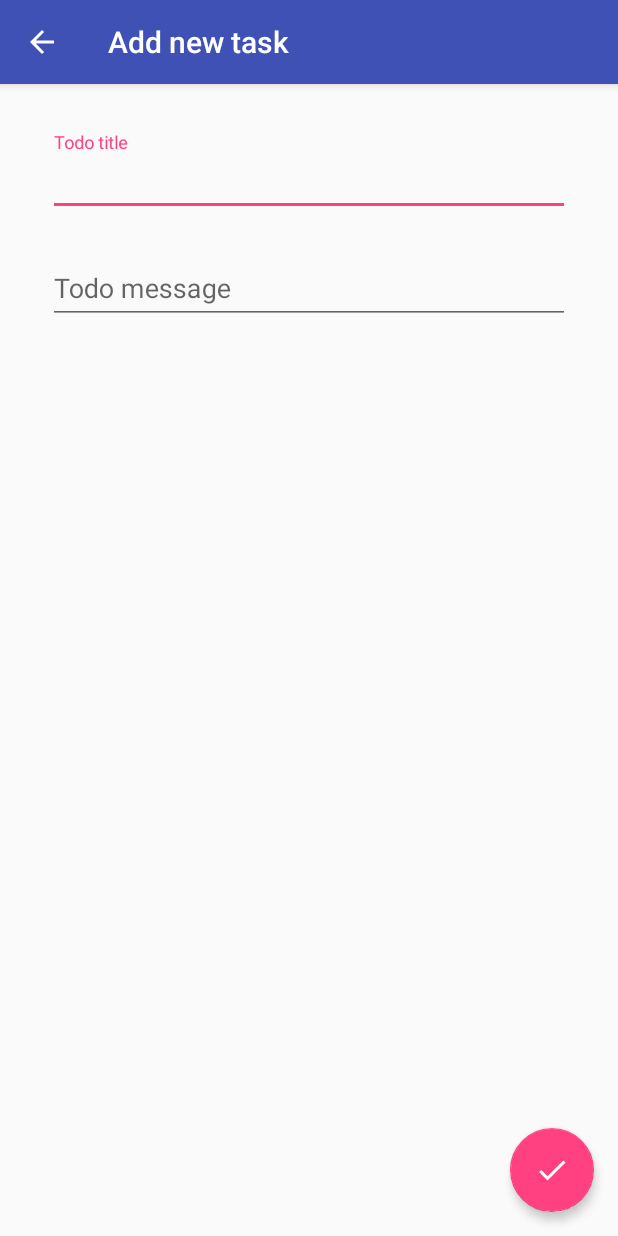
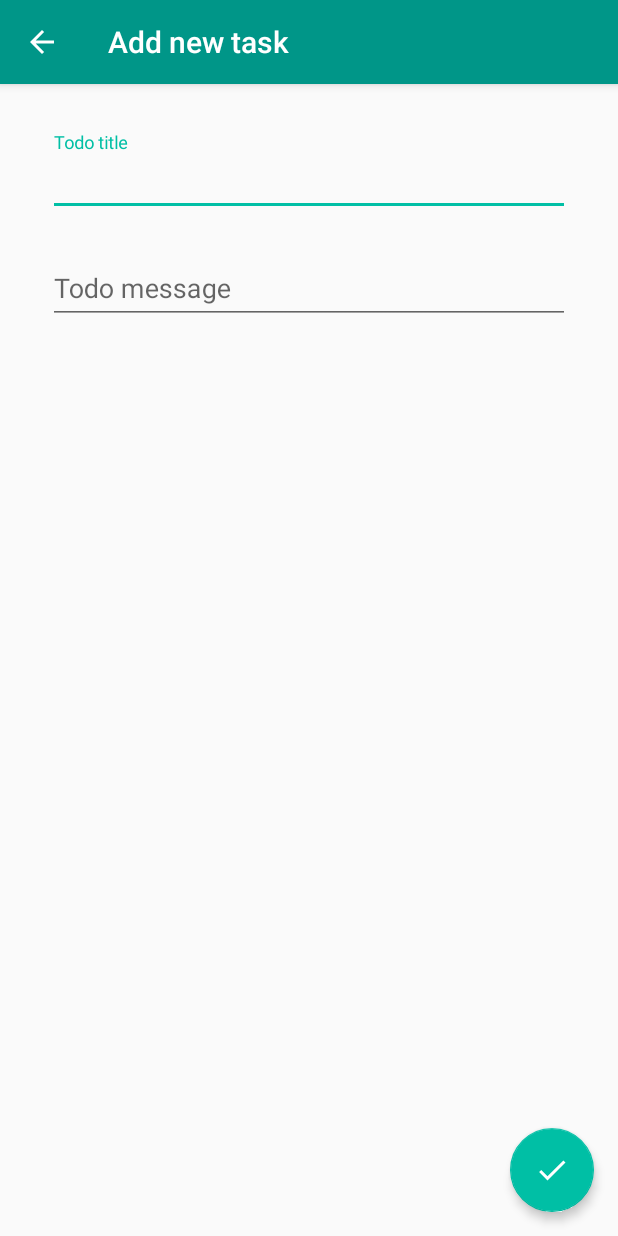
Before and after one commit to androidfanatic/K-Todo, an Android app: the AddActivity screen opened directly, with no data from a screen before it, on a phone screen of 412 x 824 dp. Run offline under Robolectric (Android 15) with nearby library versions, the phone set to English and light mode, and no system bars.

```diff
--- a/app/src/main/java/androidfanatic/ktodo/main/MainActivity.kt
+++ b/app/src/main/java/androidfanatic/ktodo/main/MainActivity.kt
@@ -39,7 +39,7 @@ class MainActivity(override val presenter: MainPresenter = MainPresenter()) : MV
         presenter.fetchList()
     }
 
-    override fun updateItems(items: List<Todo>){
+    override fun updateItems(items: MutableList<Todo>){
         todoAdapter.items = items
         todoAdapter.notifyDataSetChanged()
     }
--- a/app/src/main/java/androidfanatic/ktodo/main/MainPresenter.kt
+++ b/app/src/main/java/androidfanatic/ktodo/main/MainPresenter.kt
@@ -10,7 +10,7 @@ class MainPresenter : MVPPresenter<MainView>() {
         val items = getTodos()
         if (items.size > 0){
             items.map { it.title = it.title.capitalize() }
-            view?.updateItems(items)
+            view?.updateItems(items.toMutableList())
             view?.hideEmptyListLayout()
         } else {
             view?.showEmptyListLayout()
--- a/app/src/main/java/androidfanatic/ktodo/main/MainView.kt
+++ b/app/src/main/java/androidfanatic/ktodo/main/MainView.kt
@@ -4,7 +4,7 @@ import androidfanatic.ktodo.base.MVPView
 import androidfanatic.ktodo.model.Todo
 
 interface MainView: MVPView {
-    fun updateItems(items: List<Todo>)
     fun showEmptyListLayout()
     fun hideEmptyListLayout()
+    fun updateItems(items: MutableList<Todo>)
 }
--- a/app/src/main/java/androidfanatic/ktodo/model/Todo.kt
+++ b/app/src/main/java/androidfanatic/ktodo/model/Todo.kt
@@ -12,4 +12,5 @@ data class Todo(
 ) : SugarRecord() {
     fun widgetText() = String.format(" %s %s\r\n", if (done) "\u2714" else "\u2718", title)
     fun getTimeAddedString() = SimpleDateFormat().format(timeAdded)
+    fun titleFirstChar() = if (done) "\u2714" else title[0].toString()
 }
--- a/app/src/main/res/drawable/todo_divider.xml
+++ b/app/src/main/res/drawable/todo_divider.xml
@@ -1,5 +1,5 @@
 <?xml version="1.0" encoding="utf-8"?>
 <shape xmlns:android="http://schemas.android.com/apk/res/android" android:shape="rectangle">
-    <size android:height="1dp" />
+    <size android:height="@dimen/divider_height" />
     <solid android:color="#ddd" />
 </shape>
--- a/app/src/main/res/layout/activity_add.xml
+++ b/app/src/main/res/layout/activity_add.xml
@@ -11,13 +11,9 @@
     <LinearLayout
         android:layout_width="0dp"
         android:layout_height="wrap_content"
-        android:layout_marginEnd="16dp"
-        android:layout_marginLeft="16dp"
-        android:layout_marginRight="16dp"
-        android:layout_marginStart="16dp"
-        android:layout_marginTop="16dp"
+        android:layout_margin="@dimen/add_item_margin"
         android:orientation="vertical"
-        android:padding="16dp"
+        android:padding="@dimen/add_item_padding"
         app:layout_constraintLeft_toLeftOf="parent"
         app:layout_constraintRight_toRightOf="parent"
         app:layout_constraintTop_toTopOf="parent">
@@ -25,7 +21,7 @@
         <android.support.design.widget.TextInputLayout
             android:layout_width="match_parent"
             android:layout_height="wrap_content"
-            android:hint="Todo title">
+            android:hint="@string/todo_title">
 
             <android.support.design.widget.TextInputEditText
                 android:id="@+id/addTodoTitle"
@@ -39,20 +35,18 @@
 
         <android.support.v4.widget.Space
             android:layout_width="match_parent"
-            android:layout_height="16dp"/>
+            android:layout_height="@dimen/add_item_vertical_space"/>
 
         <android.support.design.widget.TextInputLayout
             android:layout_width="match_parent"
             android:layout_height="wrap_content"
-            android:hint="Todo message">
+            android:hint="@string/todo_message">
 
             <android.support.design.widget.TextInputEditText
                 android:id="@+id/addTodoMessage"
                 android:layout_width="match_parent"
                 android:layout_height="wrap_content"
-                android:inputType="text"
-                android:maxLines="1"
-                android:lines="4"
+                android:inputType="textMultiLine"
                 />
 
         </android.support.design.widget.TextInputLayout>
@@ -63,11 +57,11 @@
         android:id="@+id/addOkBtn"
         android:layout_width="wrap_content"
         android:layout_height="wrap_content"
-        android:layout_marginBottom="16dp"
-        android:layout_marginEnd="16dp"
-        android:layout_marginRight="16dp"
+        android:layout_marginBottom="@dimen/fab_layout_margin"
+        android:layout_marginEnd="@dimen/fab_layout_margin"
+        android:layout_marginRight="@dimen/fab_layout_margin"
         android:src="@drawable/ic_check_white_48dp"
-        app:elevation="4dp"
+        app:elevation="@dimen/fab_elevation"
         app:layout_constraintBottom_toBottomOf="parent"
         app:layout_constraintRight_toRightOf="parent"/>
 
--- a/app/src/main/res/layout/widget_home.xml
+++ b/app/src/main/res/layout/widget_home.xml
@@ -8,13 +8,13 @@
     <LinearLayout
         android:layout_width="match_parent"
         android:layout_height="match_parent"
-        android:padding="5dp">
+        android:padding="@dimen/widget_padding">
 
         <TextView
             android:id="@+id/textView_widget"
             android:layout_width="match_parent"
             android:layout_height="match_parent"
-            android:textSize="12sp"
+            android:textSize="@dimen/widget_text_size"
             android:typeface="serif"/>
 
     </LinearLayout>
--- a/app/src/main/res/values/colors.xml
+++ b/app/src/main/res/values/colors.xml
@@ -1,6 +1,6 @@
 <?xml version="1.0" encoding="utf-8"?>
 <resources>
-    <color name="colorPrimary">#3F51B5</color>
-    <color name="colorPrimaryDark">#303F9F</color>
-    <color name="colorAccent">#FF4081</color>
+    <color name="colorPrimary">#009688</color>
+    <color name="colorPrimaryDark">#004D40</color>
+    <color name="colorAccent">#00BFA5</color>
 </resources>
--- /dev/null
+++ b/app/src/main/res/values/dimens.xml
@@ -0,0 +1,20 @@
+<?xml version="1.0" encoding="utf-8"?>
+<resources>
+    <dimen name="min_widget_height">40dp</dimen>
+    <dimen name="min_widget_width">40dp</dimen>
+    <dimen name="widget_padding">4dp</dimen>
+    <dimen name="widget_text_size">12sp</dimen>
+    <dimen name="todo_item_top_padding">16dp</dimen>
+    <dimen name="todo_item_bottom_padding">16dp</dimen>
+    <dimen name="todo_item_title_char_size">48dp</dimen>
+    <dimen name="todo_item_vertical_space">16dp</dimen>
+    <dimen name="divider_height">1dp</dimen>
+    <dimen name="add_item_margin">16dp</dimen>
+    <dimen name="add_item_padding">16dp</dimen>
+    <dimen name="add_item_vertical_space">16dp</dimen>
+    <dimen name="fab_layout_margin">16dp</dimen>
+    <dimen name="todo_list_left_margin">16dp</dimen>
+    <dimen name="todo_list_right_margin">16dp</dimen>
+    <dimen name="fab_elevation">4dp</dimen>
+    <dimen name="todo_meta_padding">16dp</dimen>
+</resources>
--- a/app/src/main/res/values/strings.xml
+++ b/app/src/main/res/values/strings.xml
@@ -1,4 +1,8 @@
 <resources>
     <string name="app_name">KTodo</string>
     <string name="title_add_activity">Add new task</string>
+    <string name="added">Added</string>
+    <string name="message">Message</string>
+    <string name="todo_message">Todo message</string>
+    <string name="todo_title">Todo title</string>
 </resources>
--- a/app/src/main/res/xml/widget_information.xml
+++ b/app/src/main/res/xml/widget_information.xml
@@ -2,8 +2,8 @@
 <appwidget-provider xmlns:android="http://schemas.android.com/apk/res/android"
                     android:initialKeyguardLayout="@layout/widget_home"
                     android:initialLayout="@layout/widget_home"
-                    android:minHeight="40dp"
-                    android:minWidth="40dp"
+                    android:minHeight="@dimen/min_widget_height"
+                    android:minWidth="@dimen/min_widget_width"
                     android:previewImage="@mipmap/ic_launcher"
                     android:resizeMode="horizontal|vertical"
                     android:updatePeriodMillis="86400000"
```
Also changed, not shown: app/src/main/java/androidfanatic/ktodo/main/TodoAdapter.kt (+12 -5 lines), app/src/main/res/layout/activity_main.xml (+9 -13 lines), app/src/main/res/layout/todo_item.xml (+48 -42 lines), app/src/main/res/drawable/rounded_text_view.xml (renamed from app/src/main/res/drawable/rounded_textview.xml), app/src/main/res/mipmap-hdpi/ic_launcher.png, app/src/main/res/mipmap-mdpi/ic_launcher.png, app/src/main/res/mipmap-xhdpi/ic_launcher.png, app/src/main/res/mipmap-xxhdpi/ic_launcher.png, app/src/main/res/mipmap-xxxhdpi/ic_launcher.png.
